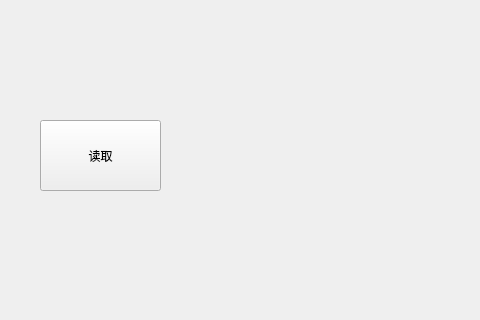
LongLong208/PACS, file Widget.ui: the form before one commit; both pictures show x 0 to 480 and y 0 to 320 of the 800 by 600 pixel window.
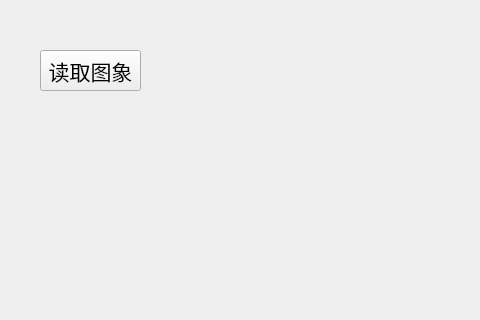
The form after the commit.

```diff
--- a/Widget.ui
+++ b/Widget.ui
@@ -17,13 +17,19 @@
    <property name="geometry">
     <rect>
      <x>40</x>
-     <y>120</y>
-     <width>121</width>
-     <height>71</height>
+     <y>50</y>
+     <width>101</width>
+     <height>41</height>
     </rect>
    </property>
+   <property name="font">
+    <font>
+     <family>Arial</family>
+     <pointsize>16</pointsize>
+    </font>
+   </property>
    <property name="text">
-    <string>读取</string>
+    <string>读取图象</string>
    </property>
   </widget>
   <widget class="QLabel" name="imageLabel">
```
